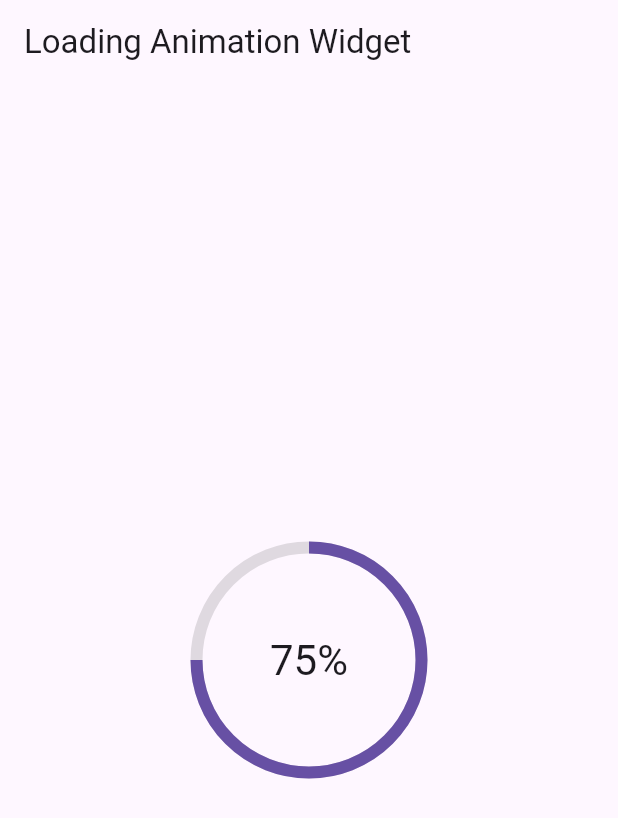
After one commit to shijinthottiyil/mylearning, a Flutter app: the screen it shows after launch, on a phone screen of 412 x 824 dp. The commit adds this screen. Shown: the top 818 px of the screen. Run offline on Flutter 3.47's test engine with Material 3 defaults, Android fonts, the phone set to English and light mode, and no system bars.

Commit message:
ANIMATED LOADING ANIMATION WIDGET

```diff
--- /dev/null
+++ b/lib/explicit/loading_animation_widget.dart
@@ -0,0 +1,63 @@
+import 'package:flutter/material.dart';
+
+class LoadingAnimationWidget extends StatefulWidget {
+  const LoadingAnimationWidget({super.key});
+
+  @override
+  State<LoadingAnimationWidget> createState() => _LoadingAnimationWidgetState();
+}
+
+class _LoadingAnimationWidgetState extends State<LoadingAnimationWidget>
+    with SingleTickerProviderStateMixin {
+  final progress = 0.75;
+  late final AnimationController loadingAnimationController =
+      AnimationController(vsync: this, duration: Duration(seconds: 3));
+  late Animation<double> loadingAnimationValue =
+      Tween<double>(begin: 0, end: progress)
+          .animate(loadingAnimationController);
+
+  @override
+  void initState() {
+    super.initState();
+    loadingAnimationController.forward();
+  }
+
+  @override
+  void dispose() {
+    loadingAnimationController.dispose();
+    super.dispose();
+  }
+
+  @override
+  Widget build(BuildContext context) {
+    return Scaffold(
+      appBar: AppBar(
+        title: Text('Loading Animation Widget'),
+      ),
+      body: Center(
+        child: AnimatedBuilder(
+            animation: loadingAnimationValue,
+            builder: (context, child) {
+              return Stack(
+                alignment: Alignment.center,
+                children: [
+                  SizedBox(
+                    width: 150,
+                    height: 150,
+                    child: CircularProgressIndicator(
+                      backgroundColor: Colors.black12,
+                      value: loadingAnimationValue.value,
+                      strokeWidth: 8,
+                    ),
+                  ),
+                  Text(
+                    '${(loadingAnimationValue.value * 100).toInt()}%',
+                    style: Theme.of(context).textTheme.headlineMedium,
+                  )
+                ],
+              );
+            }),
+      ),
+    );
+  }
+}
--- a/lib/main.dart
+++ b/lib/main.dart
@@ -1,4 +1,5 @@
 import 'package:flutter/material.dart';
+import 'package:mylearning/explicit/loading_animation_widget.dart';
 import 'package:mylearning/explicit/login_animation.dart';
 import 'package:mylearning/explicit/staggered_list_view.dart';
 import 'package:mylearning/implicit/animated_shopping_cart_button.dart';
@@ -15,7 +16,7 @@ class MyApp extends StatelessWidget {
   @override
   Widget build(BuildContext context) {
     return MaterialApp(
-      home: StaggerdListView(),
+      home: LoadingAnimationWidget(),
     );
   }
 }
```
